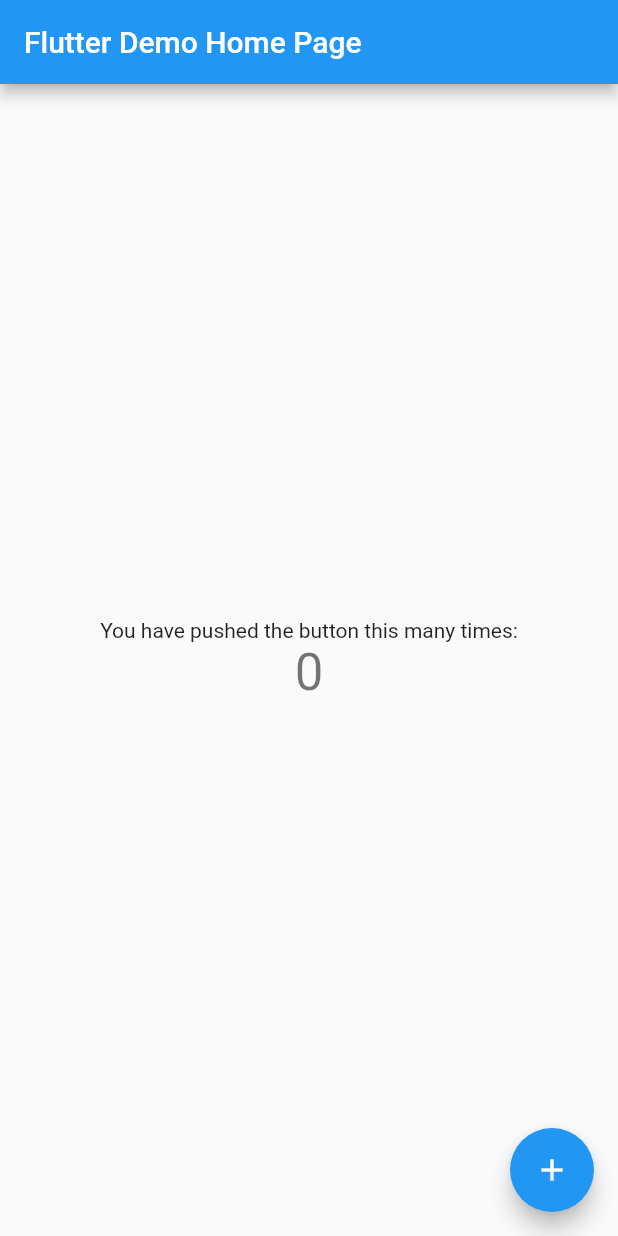
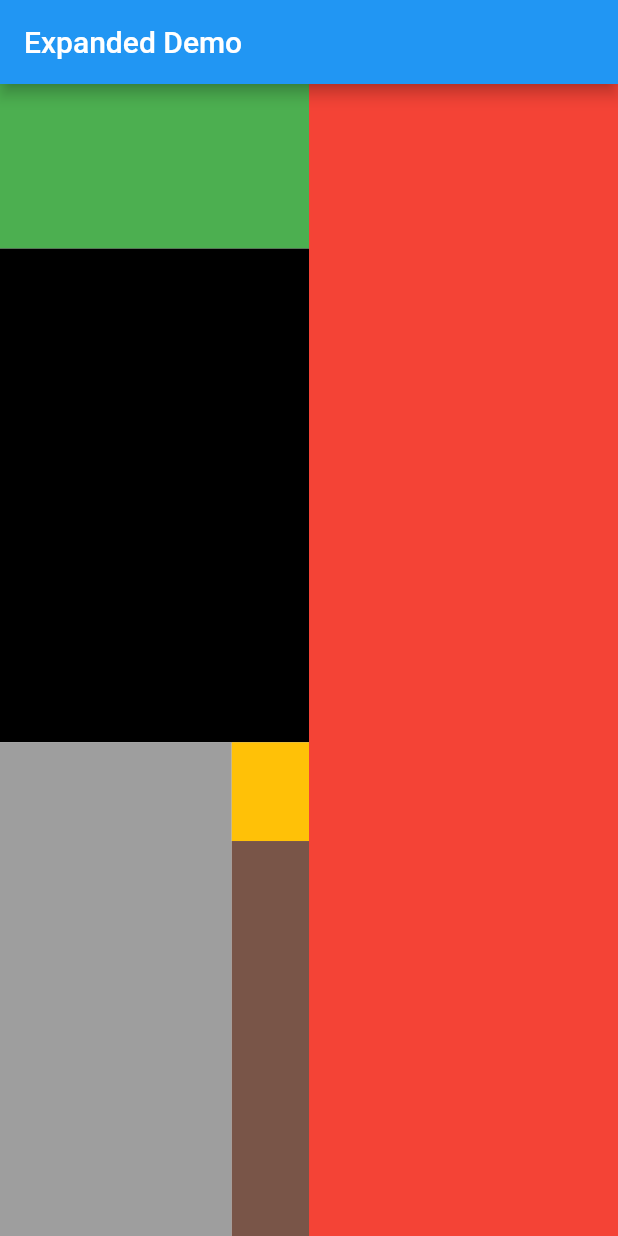
Before and after one commit to marufrobin/expanded_demo, a Flutter app: the screen it shows after launch, on a phone screen of 412 x 824 dp. Run offline on Flutter 3.47's test engine with Material 2 defaults, Android fonts, the phone set to English and light mode, and no system bars.

Commit message:
expanded and making the grid with colors.

```diff
--- /dev/null
+++ b/lib/expanded_demo.dart
@@ -0,0 +1,78 @@
+import 'package:flutter/material.dart';
+import 'package:flutter/src/widgets/container.dart';
+import 'package:flutter/src/widgets/framework.dart';
+
+class ExpandedDemo extends StatelessWidget {
+  const ExpandedDemo({super.key});
+
+  @override
+  Widget build(BuildContext context) {
+    return SafeArea(
+      child: Scaffold(
+        appBar: AppBar(
+          title: Text("Expanded Demo"),
+        ),
+        body: Row(
+          children: [
+            Expanded(
+              child: Container(
+                child: Column(
+                  children: [
+                    Expanded(
+                      child: Container(
+                        color: Colors.green,
+                      ),
+                    ),
+                    Expanded(
+                      flex: 3,
+                      child: Container(
+                        color: Colors.black,
+                      ),
+                    ),
+                    Expanded(
+                      flex: 3,
+                      child: Container(
+                        child: Row(
+                          children: [
+                            Expanded(
+                              flex: 3,
+                              child: Container(
+                                color: Colors.grey,
+                              ),
+                            ),
+                            Expanded(
+                              child: Container(
+                                child: Column(
+                                  children: [
+                                    Expanded(
+                                      child: Container(
+                                        color: Colors.amber,
+                                      ),
+                                    ),
+                                    Expanded(
+                                      flex: 4,
+                                      child: Container(color: Colors.brown),
+                                    )
+                                  ],
+                                ),
+                              ),
+                            ),
+                          ],
+                        ),
+                      ),
+                    ),
+                  ],
+                ),
+              ),
+            ),
+            Expanded(
+              child: Container(
+                color: Colors.red,
+              ),
+            )
+          ],
+        ),
+      ),
+    );
+  }
+}
--- a/lib/main.dart
+++ b/lib/main.dart
@@ -1,3 +1,4 @@
+import 'package:expanded_demo/expanded_demo.dart';
 import 'package:flutter/material.dart';
 
 void main() {
@@ -7,109 +8,11 @@ void main() {
 class MyApp extends StatelessWidget {
   const MyApp({super.key});
 
-  // This widget is the root of your application.
   @override
   Widget build(BuildContext context) {
     return MaterialApp(
-      title: 'Flutter Demo',
-      theme: ThemeData(
-        // This is the theme of your application.
-        //
-        // Try running your application with "flutter run". You'll see the
-        // application has a blue toolbar. Then, without quitting the app, try
-        // changing the primarySwatch below to Colors.green and then invoke
-        // "hot reload" (press "r" in the console where you ran "flutter run",
-        // or simply save your changes to "hot reload" in a Flutter IDE).
-        // Notice that the counter didn't reset back to zero; the application
-        // is not restarted.
-        primarySwatch: Colors.blue,
-      ),
-      home: const MyHomePage(title: 'Flutter Demo Home Page'),
+      debugShowCheckedModeBanner: false,
+      home: ExpandedDemo(),
     );
   }
 }
-
-class MyHomePage extends StatefulWidget {
-  const MyHomePage({super.key, required this.title});
-
-  // This widget is the home page of your application. It is stateful, meaning
-  // that it has a State object (defined below) that contains fields that affect
-  // how it looks.
-
-  // This class is the configuration for the state. It holds the values (in this
-  // case the title) provided by the parent (in this case the App widget) and
-  // used by the build method of the State. Fields in a Widget subclass are
-  // always marked "final".
-
-  final String title;
-
-  @override
-  State<MyHomePage> createState() => _MyHomePageState();
-}
-
-class _MyHomePageState extends State<MyHomePage> {
-  int _counter = 0;
-
-  void _incrementCounter() {
-    setState(() {
-      // This call to setState tells the Flutter framework that something has
-      // changed in this State, which causes it to rerun the build method below
-      // so that the display can reflect the updated values. If we changed
-      // _counter without calling setState(), then the build method would not be
-      // called again, and so nothing would appear to happen.
-      _counter++;
-    });
-  }
-
-  @override
-  Widget build(BuildContext context) {
-    // This method is rerun every time setState is called, for instance as done
-    // by the _incrementCounter method above.
-    //
-    // The Flutter framework has been optimized to make rerunning build methods
-    // fast, so that you can just rebuild anything that needs updating rather
-    // than having to individually change instances of widgets.
-    return Scaffold(
-      appBar: AppBar(
-        // Here we take the value from the MyHomePage object that was created by
-        // the App.build method, and use it to set our appbar title.
-        title: Text(widget.title),
-      ),
-      body: Center(
-        // Center is a layout widget. It takes a single child and positions it
-        // in the middle of the parent.
-        child: Column(
-          // Column is also a layout widget. It takes a list of children and
-          // arranges them vertically. By default, it sizes itself to fit its
-          // children horizontally, and tries to be as tall as its parent.
-          //
-          // Invoke "debug painting" (press "p" in the console, choose the
-          // "Toggle Debug Paint" action from the Flutter Inspector in Android
-          // Studio, or the "Toggle Debug Paint" command in Visual Studio Code)
-          // to see the wireframe for each widget.
-          //
-          // Column has various properties to control how it sizes itself and
-          // how it positions its children. Here we use mainAxisAlignment to
-          // center the children vertically; the main axis here is the vertical
-          // axis because Columns are vertical (the cross axis would be
-          // horizontal).
-          mainAxisAlignment: MainAxisAlignment.center,
-          children: <Widget>[
-            const Text(
-              'You have pushed the button this many times:',
-            ),
-            Text(
-              '$_counter',
-              style: Theme.of(context).textTheme.headline4,
-            ),
-          ],
-        ),
-      ),
-      floatingActionButton: FloatingActionButton(
-        onPressed: _incrementCounter,
-        tooltip: 'Increment',
-        child: const Icon(Icons.add),
-      ), // This trailing comma makes auto-formatting nicer for build methods.
-    );
-  }
-}
```
